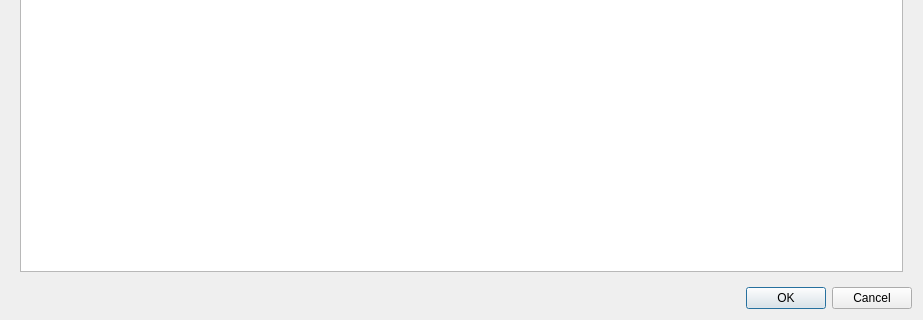
Old version of the form qiperfc/src/dlgrecord.ui in the repository coolshou/qiperf; both pictures show x 0 to 923 and y 238 to 558 of the 923 by 558 pixel window.
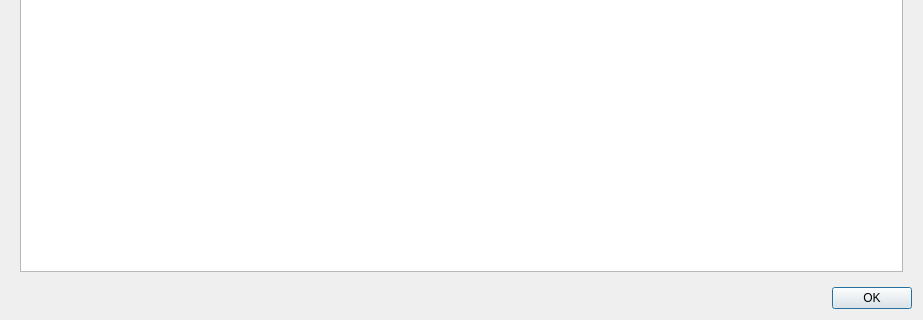
New version of the form.

Patch:
```diff
--- a/qiperfc/src/dlgrecord.ui
+++ b/qiperfc/src/dlgrecord.ui
@@ -36,7 +36,7 @@
       <enum>Qt::Horizontal</enum>
      </property>
      <property name="standardButtons">
-      <set>QDialogButtonBox::Cancel|QDialogButtonBox::Ok</set>
+      <set>QDialogButtonBox::Ok</set>
      </property>
     </widget>
    </item>
```
